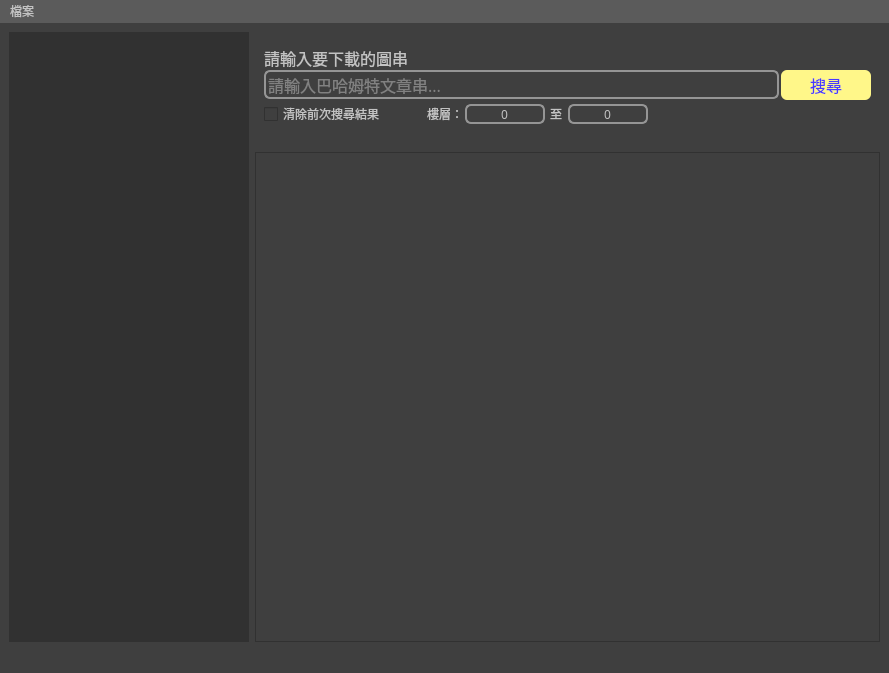
Bill2015/PyQt-Bahamut-Image-Downloader, file ui/mainwindow.ui: the form before one commit.
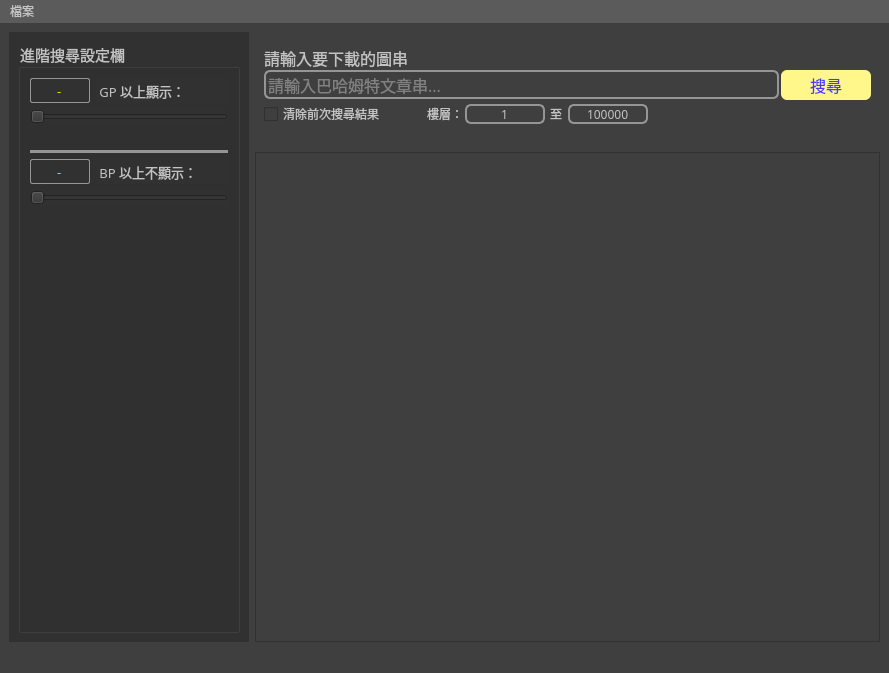
The form after the commit.

Commit message: Gp and Bp Slider Complelete

```diff
--- a/ui/mainwindow.ui
+++ b/ui/mainwindow.ui
@@ -50,6 +50,205 @@
       <property name="styleSheet">
        <string notr="true">background-color:rgb(49, 49, 49)</string>
       </property>
+      <layout class="QVBoxLayout" name="verticalLayout">
+       <item>
+        <widget class="QGroupBox" name="groupBox">
+         <property name="font">
+          <font>
+           <family>微軟正黑體</family>
+           <pointsize>11</pointsize>
+          </font>
+         </property>
+         <property name="styleSheet">
+          <string notr="true">color:rgb(195, 195, 195)</string>
+         </property>
+         <property name="title">
+          <string>進階搜尋設定欄</string>
+         </property>
+         <layout class="QVBoxLayout" name="verticalLayout_4">
+          <item>
+           <layout class="QHBoxLayout" name="horizontalLayout_3">
+            <item>
+             <widget class="QLineEdit" name="gpLineEdit">
+              <property name="minimumSize">
+               <size>
+                <width>0</width>
+                <height>25</height>
+               </size>
+              </property>
+              <property name="maximumSize">
+               <size>
+                <width>60</width>
+                <height>16777215</height>
+               </size>
+              </property>
+              <property name="font">
+               <font>
+                <family>微軟正黑體</family>
+                <pointsize>10</pointsize>
+               </font>
+              </property>
+              <property name="styleSheet">
+               <string notr="true">color:rgb(255, 213, 1);
+border-style: solid;
+border-color: rgb(149, 149, 149);
+border-width: 1px;
+border-radius:2px;</string>
+              </property>
+              <property name="text">
+               <string>-</string>
+              </property>
+              <property name="alignment">
+               <set>Qt::AlignCenter</set>
+              </property>
+             </widget>
+            </item>
+            <item>
+             <widget class="QLabel" name="gpDisplayLabel">
+              <property name="font">
+               <font>
+                <family>微軟正黑體</family>
+                <pointsize>10</pointsize>
+               </font>
+              </property>
+              <property name="styleSheet">
+               <string notr="true">color:rgb(195, 195, 195)</string>
+              </property>
+              <property name="text">
+               <string> GP 以上顯示：</string>
+              </property>
+             </widget>
+            </item>
+           </layout>
+          </item>
+          <item>
+           <widget class="QSlider" name="gpSlider">
+            <property name="maximum">
+             <number>1000</number>
+            </property>
+            <property name="orientation">
+             <enum>Qt::Horizontal</enum>
+            </property>
+           </widget>
+          </item>
+          <item>
+           <spacer name="verticalSpacer_2">
+            <property name="orientation">
+             <enum>Qt::Vertical</enum>
+            </property>
+            <property name="sizeType">
+             <enum>QSizePolicy::Fixed</enum>
+            </property>
+            <property name="sizeHint" stdset="0">
+             <size>
+              <width>20</width>
+              <height>20</height>
+             </size>
+            </property>
+           </spacer>
+          </item>
+          <item>
+           <widget class="Line" name="line">
+            <property name="autoFillBackground">
+             <bool>false</bool>
+            </property>
+            <property name="styleSheet">
+             <string notr="true">color: rgb(195, 195, 195);
+border-style: solid;
+border-color: rgb(149, 149, 149);
+border-width: 2px;
+border-radius: 6px;</string>
+            </property>
+            <property name="lineWidth">
+             <number>3</number>
+            </property>
+            <property name="orientation">
+             <enum>Qt::Horizontal</enum>
+            </property>
+           </widget>
+          </item>
+          <item>
+           <layout class="QHBoxLayout" name="horizontalLayout">
+            <item>
+             <widget class="QLineEdit" name="bpLineEdit">
+              <property name="minimumSize">
+               <size>
+                <width>0</width>
+                <height>25</height>
+               </size>
+              </property>
+              <property name="maximumSize">
+               <size>
+                <width>60</width>
+                <height>16777215</height>
+               </size>
+              </property>
+              <property name="font">
+               <font>
+                <family>微軟正黑體</family>
+                <pointsize>10</pointsize>
+               </font>
+              </property>
+              <property name="styleSheet">
+               <string notr="true">color:rgb(144, 197, 226);
+border-style: solid;
+border-color: rgb(149, 149, 149);
+border-width: 1px;
+border-radius: 2px;</string>
+              </property>
+              <property name="text">
+               <string>-</string>
+              </property>
+              <property name="alignment">
+               <set>Qt::AlignCenter</set>
+              </property>
+             </widget>
+            </item>
+            <item>
+             <widget class="QLabel" name="bpDisplayLabel">
+              <property name="font">
+               <font>
+                <family>微軟正黑體</family>
+                <pointsize>10</pointsize>
+               </font>
+              </property>
+              <property name="styleSheet">
+               <string notr="true">color:rgb(195, 195, 195)</string>
+              </property>
+              <property name="text">
+               <string> BP 以上不顯示：</string>
+              </property>
+             </widget>
+            </item>
+           </layout>
+          </item>
+          <item>
+           <widget class="QSlider" name="bpSlider">
+            <property name="maximum">
+             <number>1000</number>
+            </property>
+            <property name="orientation">
+             <enum>Qt::Horizontal</enum>
+            </property>
+           </widget>
+          </item>
+          <item>
+           <spacer name="verticalSpacer">
+            <property name="orientation">
+             <enum>Qt::Vertical</enum>
+            </property>
+            <property name="sizeHint" stdset="0">
+             <size>
+              <width>20</width>
+              <height>40</height>
+             </size>
+            </property>
+           </spacer>
+          </item>
+         </layout>
+        </widget>
+       </item>
+      </layout>
      </widget>
     </item>
     <item>
@@ -262,6 +461,12 @@
                <property name="showGroupSeparator" stdset="0">
                 <bool>false</bool>
                </property>
+               <property name="minimum">
+                <number>1</number>
+               </property>
+               <property name="value">
+                <number>1</number>
+               </property>
               </widget>
              </item>
              <item>
@@ -333,6 +538,9 @@
                <property name="maximum">
                 <number>487630000</number>
                </property>
+               <property name="value">
+                <number>999999</number>
+               </property>
               </widget>
              </item>
              <item>
```
The commit also changes 10 other files.
